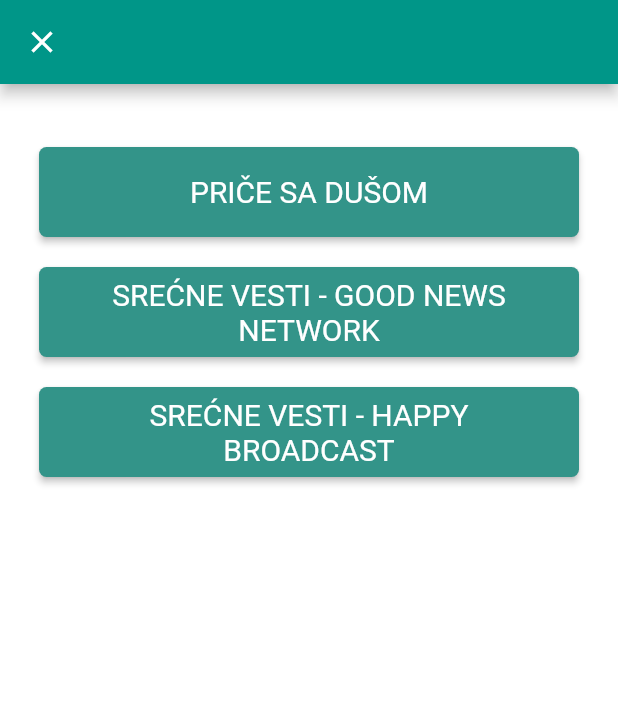
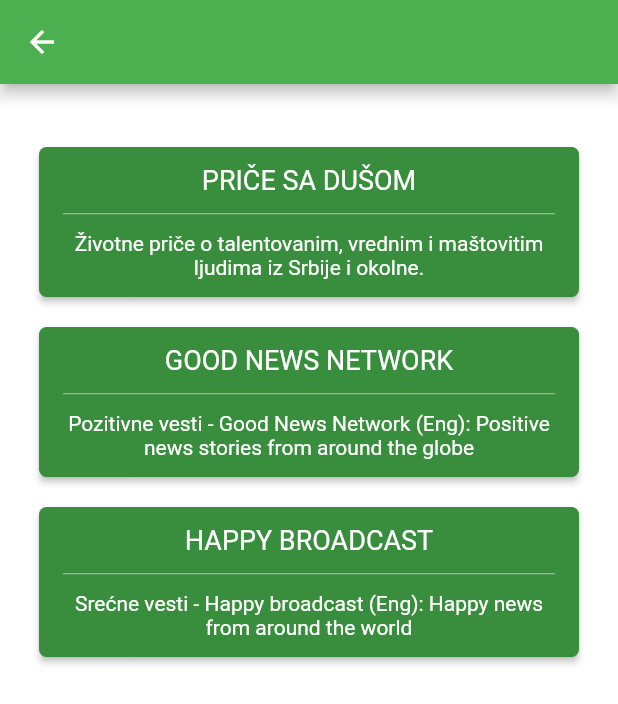
Before and after one commit to jomi86/HvalaApp, a Flutter app: the screen it shows after launch, after a tap on "SAZNAJ NEŠTO LEPO DANAS :)", on a phone screen of 412 x 824 dp. Shown: the top 704 px of the screen. Run offline on Flutter 3.47's test engine with Material 2 defaults, Android fonts, the light colour scheme and no system bars; our stand-ins replace webview_flutter.

Commit message:
Added Expanded button, new urls, new colors

```diff
--- /dev/null
+++ b/lib/custom_widgets/row_button_expanded.dart
@@ -0,0 +1,64 @@
+import 'package:Hvala/theme/HColors.dart';
+import 'package:Hvala/theme/HTextStyles.dart';
+import 'package:flutter/material.dart';
+
+class ExpandedRowButton extends StatelessWidget {
+  final Function() onPressedAction;
+  final String title;
+  final String subtitle;
+
+  const ExpandedRowButton(
+      {@required this.onPressedAction,
+      @required this.title,
+      @required this.subtitle,
+      Key key})
+      : super(key: key);
+
+  @override
+  Widget build(BuildContext context) {
+    return Row(
+      children: <Widget>[
+        Expanded(
+          child: SizedBox(
+            height: 120,
+            child: Padding(
+              padding: EdgeInsets.all(10.0),
+              child: RaisedButton(
+                onPressed: onPressedAction,
+                child: Column(
+                  mainAxisAlignment: MainAxisAlignment.spaceEvenly,
+                  children: <Widget>[
+                    Flexible(
+                      flex: 1,
+                      child: Text(
+                        title.toUpperCase(),
+                        textAlign: TextAlign.center,
+                        overflow: TextOverflow.ellipsis,
+                        maxLines: 2,
+                        style: HTextStyle.buttonRegular(context),
+                      ),
+                    ),
+                    Divider(
+                      height: 1.0,
+                      color: HColors.dividerColor(),
+                    ),
+                    Flexible(
+                      flex: 1,
+                      child: Text(
+                        subtitle,
+                        textAlign: TextAlign.center,
+                        overflow: TextOverflow.ellipsis,
+                        maxLines: 3,
+                        style: HTextStyle.buttonSmall(context),
+                      ),
+                    ),
+                  ],
+                ),
+              ),
+            ),
+          ),
+        )
+      ],
+    );
+  }
+}
--- a/lib/models/model_simple_list_item.dart
+++ b/lib/models/model_simple_list_item.dart
@@ -1,9 +1,10 @@
 class SimpleListItem {
   String name;
+  String description;
   String url;
   SimpleListItemType type;
 
-  SimpleListItem(this.name, this.url, this.type);
+  SimpleListItem(this.name, this.description, this.url, this.type);
 
   @override
   String toString() {
@@ -11,7 +12,8 @@
   }
 
   SimpleListItem.fromJson(Map<dynamic, dynamic> data) {
-    name = data['Name'];
+    name = data['name'];
+    description = data['description'];
     url = data['url'];
     String urlType = data['type'];
     if (urlType == "page") {
@@ -22,4 +24,4 @@
   }
 }
 
-enum SimpleListItemType { url, page }
+enum SimpleListItemType { url, page, external }
--- a/lib/screens/HListPage.dart
+++ b/lib/screens/HListPage.dart
@@ -1,3 +1,4 @@
+import 'package:Hvala/custom_widgets/row_button_expanded.dart';
 import 'package:Hvala/custom_widgets/row_button_simple.dart';
 import 'package:Hvala/models/model_simple_list_item.dart';
 import 'package:Hvala/theme/HColors.dart';
@@ -41,11 +42,18 @@
               child: Column(
                   children: new List.generate(
                       urls.length,
-                      (i) => SimpleRowButton(
-                          title: urls[i].name,
-                          onPressedAction: () {
-                            simpleItemAction(urls[i]);
-                          })))),
+                      (i) => urls[i].description != null
+                          ? ExpandedRowButton(
+                              title: urls[i].name,
+                              subtitle: urls[i].description,
+                              onPressedAction: () {
+                                simpleItemAction(urls[i]);
+                              })
+                          : SimpleRowButton(
+                              title: urls[i].name,
+                              onPressedAction: () {
+                                simpleItemAction(urls[i]);
+                              })))),
         )));
   }
 }
--- a/lib/screens/page_happy.dart
+++ b/lib/screens/page_happy.dart
@@ -1,5 +1,5 @@
 import 'package:Hvala/constants/app_content_constants.dart';
-import 'package:Hvala/custom_widgets/row_button_simple.dart';
+import 'package:Hvala/custom_widgets/row_button_expanded.dart';
 import 'package:Hvala/theme/HColors.dart';
 import 'package:Hvala/utils/open_browser.dart';
 import 'package:flutter/material.dart';
@@ -16,18 +16,21 @@
                 child: SingleChildScrollView(
                     child: Column(
                   children: <Widget>[
-                    SimpleRowButton(
+                    ExpandedRowButton(
                       title: 'Priče sa dušom'.toUpperCase(),
+                      subtitle: 'Priče sa dušom',
                       onPressedAction: () =>
                           launchInBrowser(PRICE_SA_DUSOM_URl),
                     ),
-                    SimpleRowButton(
-                      title: 'Srećne vesti - Good News Network'.toUpperCase(),
+                    ExpandedRowButton(
+                      title: 'Good News Network'.toUpperCase(),
+                      subtitle: 'Srećne vesti - Good News Network',
                       onPressedAction: () =>
                           launchInBrowser(GOOD_NEWS_NETWORK_URL),
                     ),
-                    SimpleRowButton(
-                      title: 'Srećne vesti - Happy broadcast'.toUpperCase(),
+                    ExpandedRowButton(
+                      title: 'Happy broadcast'.toUpperCase(),
+                      subtitle: 'Srećne vesti - Happy broadcast',
                       onPressedAction: () =>
                           launchInBrowser(HAPPY_BROADCAST_URL),
                     )
--- a/lib/screens/screen_app.dart
+++ b/lib/screens/screen_app.dart
@@ -1,7 +1,9 @@
 import 'package:Hvala/constants/screen_routes.dart';
 import 'package:Hvala/custom_widgets/row_button_simple.dart';
+import 'package:Hvala/theme/HColors.dart';
 import 'package:Hvala/theme/HTextStyles.dart';
 import 'package:Hvala/url_resources/covid_page_urls.dart';
+import 'package:Hvala/url_resources/happy_page_urls.dart';
 import 'package:Hvala/url_resources/mali_proizvodjaci_urls.dart';
 import 'package:Hvala/utils/item_actions.dart';
 import 'package:flutter/material.dart';
@@ -16,17 +18,18 @@
   Widget build(BuildContext context) {
     return Scaffold(
       appBar: AppBar(
-        actions: <Widget>[
-          IconButton(
-            icon: Icon(Icons.settings),
-            onPressed: () => Navigator.pushNamed(context, SCREEN_CALL),
-          )
-        ],
+//        actions: <Widget>[
+//          IconButton(
+//            icon: Icon(Icons.settings),
+//            onPressed: () => Navigator.pushNamed(context, SCREEN_CALL),
+//          )
+//        ],
         title: Text("Hvala", style: HTextStyle.appTitle(context)),
       ),
       floatingActionButton: FloatingActionButton(
         child: Icon(Icons.call),
         elevation: 2.0,
+        backgroundColor: HColors.actionButtonColor(),
         onPressed: () => Navigator.pushNamed(context, SCREEN_CALL),
       ),
       body: SafeArea(
@@ -57,7 +60,8 @@
           ),
           SimpleRowButton(
             title: 'Saznaj nešto lepo danas :)'.toUpperCase(),
-            onPressedAction: () => Navigator.pushNamed(context, SCREEN_HAPPY),
+            onPressedAction: () => openPageWithResources(
+                context, SCREEN_GENERIC_LIST, happy_page_urls),
           )
         ],
       )),
--- a/lib/theme/HColors.dart
+++ b/lib/theme/HColors.dart
@@ -5,7 +5,9 @@
 
   static Color lightPrimaryColor() => _lightPrimary;
 
-  static Color buttonColor() => _mediumPrimary;
+  static Color buttonColor() => _darkPrimary;
+
+  static Color actionButtonColor() => _accent;
 
   static Color backgroundColor() => Colors.white;
 
@@ -15,29 +17,40 @@
 
   static Color textLight() => _textSecondary;
 
+  static Color dividerColor() => _divider;
+
   static MaterialColor getPrimarySwatch() {
     Map<int, Color> color = {
-      50: Color.fromRGBO(0, 121, 107, .1),
-      100: Color.fromRGBO(0, 121, 107, .2),
-      200: Color.fromRGBO(0, 121, 107, .3),
-      300: Color.fromRGBO(0, 121, 107, .4),
-      400: Color.fromRGBO(0, 121, 107, .5),
-      500: Color.fromRGBO(0, 121, 107, .6),
-      600: Color.fromRGBO(0, 121, 107, .7),
-      700: Color.fromRGBO(0, 121, 107, .8),
-      800: Color.fromRGBO(0, 121, 107, .9),
-      900: Color.fromRGBO(0, 121, 107, 1),
+      50: Color.fromRGBO(76, 175, 80, .1),
+      100: Color.fromRGBO(76, 175, 80, .2),
+      200: Color.fromRGBO(76, 175, 80, .3),
+      300: Color.fromRGBO(76, 175, 80, .4),
+      400: Color.fromRGBO(76, 175, 80, .5),
+      500: Color.fromRGBO(76, 175, 80, .6),
+      600: Color.fromRGBO(76, 175, 80, .7),
+      700: Color.fromRGBO(76, 175, 80, .8),
+      800: Color.fromRGBO(76, 175, 80, .9),
+      900: Color.fromRGBO(76, 175, 80, 1),
     };
 
     return MaterialColor(primaryColor().value, color);
   }
 }
 
-const _darkPrimary = const Color(0xFF00796B);
-const _defaultPrimary = const Color(0xFF009688);
-const _mediumPrimary = const Color(0xFF339489);
-const _lightPrimary = const Color(0xFFB2DFDB);
+const _darkPrimary = const Color(0xFF388E3C);
+const _defaultPrimary = const Color(0xFF4CAF50);
+const _mediumPrimary = const Color(0xFF5DB761);
+const _lightPrimary = const Color(0xFFC8E6C9);
 const _textPrimary = const Color(0xFF212121);
 const _textSecondary = const Color(0xFF757575);
-const _accent = const Color(0xFF9E9E9E);
+const _accent = const Color(0xFFFF9800);
 const _divider = const Color(0xFFBDBDBD);
+
+//.dark-primary-color    { background: #; }
+//.default-primary-color { background: #4CAF50; }
+//.light-primary-color   { background: #; }
+//.text-primary-color    { color: #FFFFFF; }
+//.accent-color          { background: #; }
+//.primary-text-color    { color: #212121; }
+//.secondary-text-color  { color: #757575; }
+//.divider-color         { border-color: #BDBDBD; }
--- a/lib/theme/HTextStyles.dart
+++ b/lib/theme/HTextStyles.dart
@@ -5,7 +5,13 @@
 class HTextStyle {
   static TextStyle buttonRegular(BuildContext context) =>
       defaultTestStyle(context).copyWith(
-        fontSize: 20.0,
+        fontSize: 18.0,
+        color: HColors.white(),
+      );
+
+  static TextStyle buttonSmall(BuildContext context) =>
+      defaultTestStyle(context).copyWith(
+        fontSize: 14.0,
         color: HColors.white(),
       );
 
--- a/lib/url_resources/donate_clothes_page_urls.dart
+++ b/lib/url_resources/donate_clothes_page_urls.dart
@@ -1,16 +1,16 @@
 const List<Map<String, String>> donate_clothes_page_urls = [
   {
-    "Name": "Centar za integraciju mladih - Svratište",
+    "name": "Centar za integraciju mladih - Svratište",
     "url": "http://cim.org.rs/sr/doniraj/",
     "type": "url"
   },
   {
-    "Name": "Prihvatilište za odrasle",
+    "name": "Prihvatilište za odrasle",
     "url": "https://www.facebook.com/Prihvatiliste.za.odrasle/",
     "type": "url"
   },
   {
-    "Name": "Prihvatilište za decu Beograda",
+    "name": "Prihvatilište za decu Beograda",
     "url": "https://www.prihvatiliste.rs/index.html",
     "type": "url"
   },
--- a/lib/url_resources/donate_food_urls.dart
+++ b/lib/url_resources/donate_food_urls.dart
@@ -1,12 +1,12 @@
 const List<Map<String, String>> donate_food_page_urls = [
-  {"Name": "Banka Hrane", "url": "http://www.bankahrane.org/", "type": "url"},
+  {"name": "Banka Hrane", "url": "http://www.bankahrane.org/", "type": "url"},
   {
-    "Name": "Narodne kuhinje na KiM",
+    "name": "Narodne kuhinje na KiM",
     "url": "http://narodnekuhinjekim.com/",
     "type": "url"
   },
   {
-    "Name": "Doniraj hranu - Donorum",
+    "name": "Doniraj hranu - Donorum",
     "url": "https://donorum.org/index",
     "type": "url"
   },
--- /dev/null
+++ b/lib/url_resources/happy_page_urls.dart
@@ -0,0 +1,23 @@
+const List<Map<String, String>> happy_page_urls = [
+  {
+    "name": "Priče sa dušom",
+    "description":
+        "Životne priče o talentovanim, vrednim i maštovitim ljudima iz Srbije i okolne.",
+    "url": "https://pricesadusom.com/",
+    "type": "url"
+  },
+  {
+    "name": "Good News Network",
+    "description":
+        "Pozitivne vesti - Good News Network (Eng): Positive news stories from around the globe",
+    "url": "https://www.goodnewsnetwork.org/",
+    "type": "url"
+  },
+  {
+    "name": "Happy broadcast",
+    "description":
+        "Srećne vesti - Happy broadcast (Eng): Happy news from around the world",
+    "url": "https://www.thehappybroadcast.com/",
+    "type": "url"
+  },
+];
--- a/lib/url_resources/need_page_urls.dart
+++ b/lib/url_resources/need_page_urls.dart
@@ -1,5 +1,5 @@
 const List<Map<String, String>> need_page_urls = [
-  {"Name": "Hrana", "url": "https://www.redcross.org.rs/", "type": "url"},
-  {"Name": "Garderoba", "url": "af", "type": "url"},
-  {"Name": "Drugo", "url": "af", "type": "url"},
+  {"name": "Hrana", "url": "https://www.redcross.org.rs/", "type": "url"},
+  {"name": "Garderoba", "url": "af", "type": "url"},
+  {"name": "Drugo", "url": "af", "type": "url"},
 ];
```
Also changed, not shown: lib/url_resources/call_page_urls.dart (+5 -5 lines), lib/url_resources/covid_page_urls.dart (+12 -5 lines), lib/url_resources/donate_money_page_urls.dart (+8 -6 lines), lib/url_resources/donate_page_urls.dart (deleted, +0 -38 lines), lib/url_resources/help_page_urls.dart (+9 -9 lines), lib/url_resources/learn_page_urls.dart (+7 -7 lines), lib/url_resources/mali_proizvodjaci_urls.dart (+14 -8 lines).
